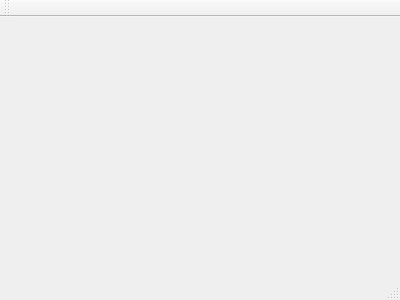
Qt form mainwindow.ui (a-nizam/localBroadcasterServer) before a commit.
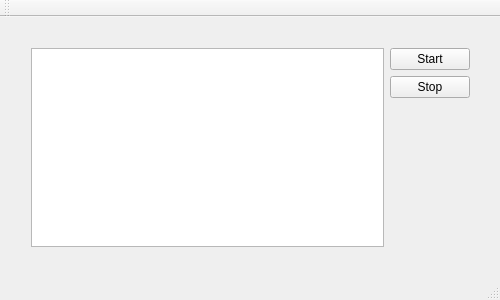
The same form after that commit.

The edit to the form file:
```diff
--- a/mainwindow.ui
+++ b/mainwindow.ui
@@ -1,24 +1,107 @@
 <ui version="4.0">
  <class>MainWindow</class>
- <widget class="QMainWindow" name="MainWindow" >
-  <property name="geometry" >
+ <widget class="QMainWindow" name="MainWindow">
+  <property name="geometry">
    <rect>
     <x>0</x>
     <y>0</y>
-    <width>400</width>
+    <width>500</width>
     <height>300</height>
    </rect>
   </property>
-  <property name="windowTitle" >
+  <property name="sizePolicy">
+   <sizepolicy hsizetype="Preferred" vsizetype="Preferred">
+    <horstretch>0</horstretch>
+    <verstretch>0</verstretch>
+   </sizepolicy>
+  </property>
+  <property name="minimumSize">
+   <size>
+    <width>500</width>
+    <height>300</height>
+   </size>
+  </property>
+  <property name="maximumSize">
+   <size>
+    <width>500</width>
+    <height>300</height>
+   </size>
+  </property>
+  <property name="windowTitle">
    <string>MainWindow</string>
   </property>
-  <widget class="QMenuBar" name="menuBar" />
-  <widget class="QToolBar" name="mainToolBar" />
-  <widget class="QWidget" name="centralWidget" />
-  <widget class="QStatusBar" name="statusBar" />
+  <property name="documentMode">
+   <bool>false</bool>
+  </property>
+  <widget class="QWidget" name="centralWidget">
+   <widget class="QWidget" name="layoutWidget">
+    <property name="geometry">
+     <rect>
+      <x>20</x>
+      <y>20</y>
+      <width>461</width>
+      <height>221</height>
+     </rect>
+    </property>
+    <layout class="QHBoxLayout" name="horizontalLayout">
+     <item>
+      <widget class="QTextEdit" name="teInfoBlock"/>
+     </item>
+     <item>
+      <layout class="QVBoxLayout" name="verticalLayout">
+       <item>
+        <widget class="QPushButton" name="pbStart">
+         <property name="text">
+          <string>Start</string>
+         </property>
+        </widget>
+       </item>
+       <item>
+        <widget class="QPushButton" name="pbStop">
+         <property name="text">
+          <string>Stop</string>
+         </property>
+        </widget>
+       </item>
+       <item>
+        <spacer name="verticalSpacer">
+         <property name="orientation">
+          <enum>Qt::Vertical</enum>
+         </property>
+         <property name="sizeHint" stdset="0">
+          <size>
+           <width>20</width>
+           <height>40</height>
+          </size>
+         </property>
+        </spacer>
+       </item>
+      </layout>
+     </item>
+    </layout>
+   </widget>
+  </widget>
+  <widget class="QMenuBar" name="menuBar">
+   <property name="geometry">
+    <rect>
+     <x>0</x>
+     <y>0</y>
+     <width>500</width>
+     <height>21</height>
+    </rect>
+   </property>
+  </widget>
+  <widget class="QToolBar" name="mainToolBar">
+   <attribute name="toolBarArea">
+    <enum>TopToolBarArea</enum>
+   </attribute>
+   <attribute name="toolBarBreak">
+    <bool>false</bool>
+   </attribute>
+  </widget>
+  <widget class="QStatusBar" name="statusBar"/>
  </widget>
- <layoutDefault spacing="6" margin="11" />
- <pixmapfunction></pixmapfunction>
+ <layoutdefault spacing="6" margin="11"/>
  <resources/>
  <connections/>
 </ui>
```
Left out of the diff: 1 changed line with no effect on the pictures.
